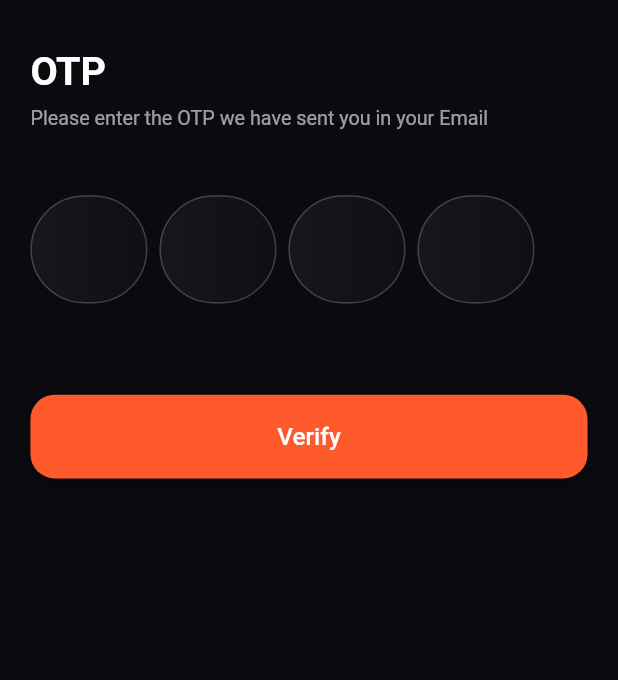
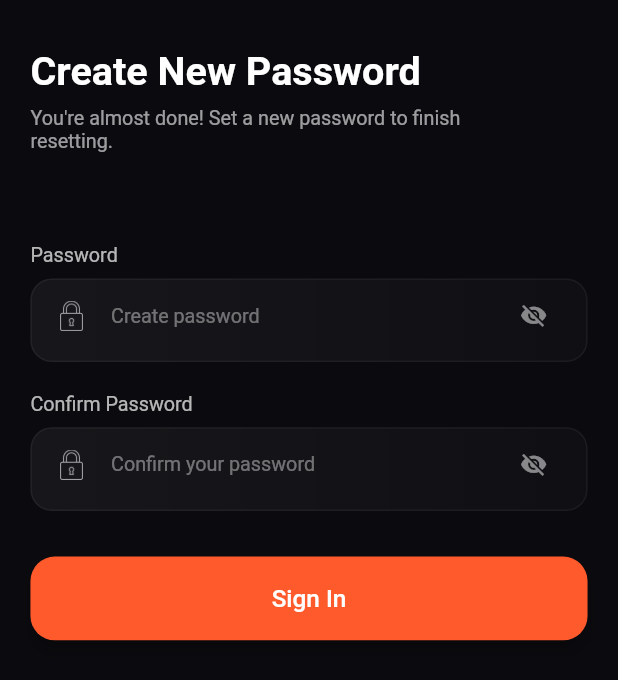
Before and after one commit to byteAnik/stress_detection_app, a Flutter app: the screen it shows after launch, on a phone screen of 412 x 824 dp. Shown: the top 680 px of the screen. Run offline on Flutter 3.47's test engine with Material 3 defaults, Android fonts, the phone set to English and light mode, and no system bars; drawn by our look-alikes of auto_animated, pinput; our stand-ins replace connectivity_plus, device_info_plus, dio, flutter_screenutil, fluttertoast, get and 6 more; missing offline and left inert: dotlottie_loader; Roboto replaces fonts that are missing (Urbanist).

Commit message:
i have complete create password screen ui

```diff
--- /dev/null
+++ b/lib/features/auth/create_password/presentation/create_password_screen.dart
@@ -0,0 +1,81 @@
+import 'package:flutter/material.dart';
+import 'package:flutter_screenutil/flutter_screenutil.dart';
+import 'package:stress_detection_app/common_wigdets/common_button.dart';
+import 'package:stress_detection_app/common_wigdets/common_textform_flied.dart';
+import 'package:stress_detection_app/constants/app_assets/assets_icons.dart';
+import 'package:stress_detection_app/constants/app_colors.dart';
+import 'package:stress_detection_app/helpers/ui_helpers.dart';
+
+class CreatePasswordScreen extends StatelessWidget {
+   CreatePasswordScreen({super.key});
+  final TextEditingController passwordController = TextEditingController();
+  final TextEditingController confirmPasswordController = TextEditingController();
+  @override
+  Widget build(BuildContext context) {
+    return Scaffold(
+      backgroundColor: AppColors.c0B0B0F,
+      body: SafeArea(
+        child: Padding(
+          padding: EdgeInsets.symmetric(
+            horizontal: UIHelper.kDefaulutPadding(),
+          ),
+          child: SingleChildScrollView(
+            child: Column(
+              crossAxisAlignment: CrossAxisAlignment.start,
+              children: [
+                UIHelper.verticalSpace(32.h),
+                Text('Create New Password',
+                style: TextStyle(
+                    color: AppColors.cFFFFFF,
+                    fontSize: 26.sp,
+                    fontWeight: FontWeight.bold,
+                  ),
+                ),
+                UIHelper.verticalSpace(8.h),
+                Text("You're almost done! Set a new password to finish\nresetting.",
+                style: TextStyle(
+                    color: AppColors.cFFFFFF.withOpacity(0.6),
+                    fontSize: 13.sp,
+                  ),
+                ),
+                UIHelper.verticalSpace(60.h),
+                CommonTextFormField(
+                  controller: passwordController,
+                  label: 'Password',
+                  hintText: 'Create password',
+                  keyboardType: TextInputType.visiblePassword,
+                  isPassword: true,
+                  prefixIcon: Image.asset(
+                    AssetsIcons.lockIcon,
+                    height: 16.h,
+                    width: 16.w,
+                  ),
+                ),
+                UIHelper.verticalSpace(20.h),
+                CommonTextFormField(
+                  controller: confirmPasswordController,
+                  label: 'Confirm Password',
+                  hintText: 'Confirm your password',
+                  keyboardType: TextInputType.visiblePassword,
+                  isPassword: true,
+                  prefixIcon: Image.asset(
+                    AssetsIcons.lockIcon,
+                    height: 16.h,
+                    width: 16.w,
+                  ),
+                ),
+                UIHelper.verticalSpace(30.h),
+                CommonButton(
+                  text: 'Sign In',
+                  onPressed: (){
+
+                  }
+                  ),
+              ],
+            ),
+          ),
+        ),
+      ),
+    );
+  }
+}
--- a/lib/main.dart
+++ b/lib/main.dart
@@ -6,7 +6,7 @@ import 'package:get_storage/get_storage.dart';
 import 'package:provider/provider.dart';
 import 'package:stress_detection_app/constants/app_colors.dart';
 import 'package:stress_detection_app/constants/custome_theme.dart';
-import 'package:stress_detection_app/features/auth/login/presentation/login_screen.dart';
+import 'package:stress_detection_app/features/auth/create_password/presentation/create_password_screen.dart';
 import 'package:stress_detection_app/features/auth/otp_verify/presentation/otp_verify_screen.dart';
 import 'package:stress_detection_app/helpers/di.dart';
 import 'package:stress_detection_app/helpers/helper_methods.dart';
@@ -78,7 +78,7 @@ class UtillScreenMobile extends StatelessWidget {
             return MediaQuery(data: MediaQuery.of(context), child: widget!);
           },
           navigatorKey: NavigationService.navigatorKey,
-          home: OtpVerifyScreen(),
+          home: CreatePasswordScreen(),
         );
       },
     );
```
